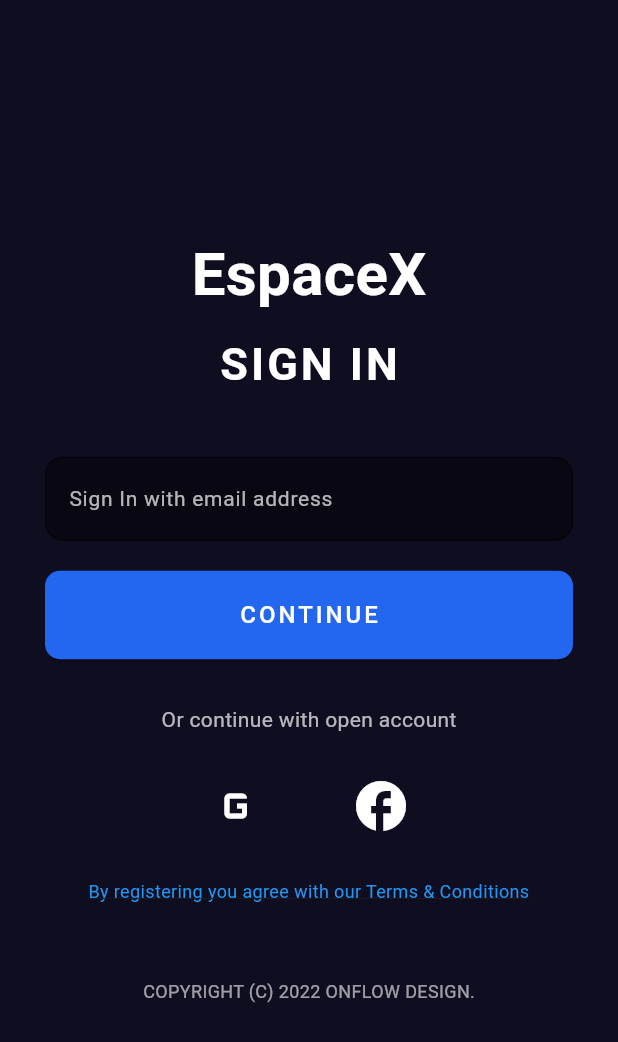
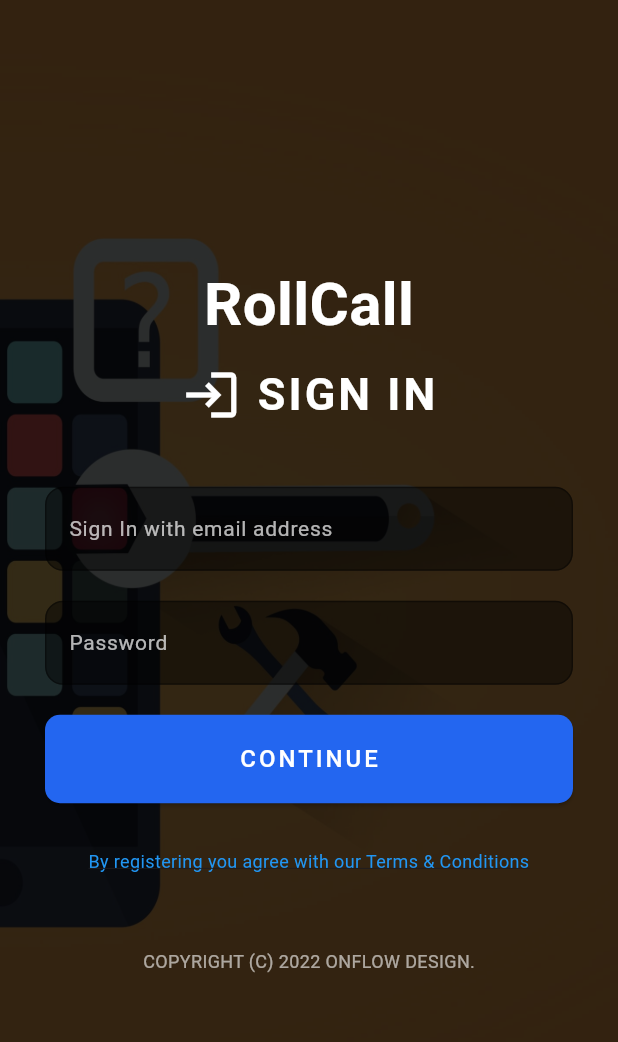
Before and after one commit to AYAN10M/RollCall, a Flutter app: the screen it shows after launch, on a phone screen of 412 x 824 dp. Shown: the top 1042 px of the screen. Run offline on Flutter 3.47's test engine with Material 3 defaults, Android fonts, the light colour scheme and no system bars; our stand-ins replace animated_notch_bottom_bar, table_calendar; missing offline and left inert: tab_container; Roboto replaces fonts that are missing (Arial).

Commit message:
Login Page Added

```diff
--- a/contains_the_ui_part_only/attendance_application/lib/pages/loginpage.dart
+++ b/contains_the_ui_part_only/attendance_application/lib/pages/loginpage.dart
@@ -12,9 +12,16 @@
   @override
   Widget build(BuildContext context) {
     return Scaffold(
-      backgroundColor:
-          const Color(0xFF0F0D20), // Background color similar to the image
-      body: Padding(
+      body: DecoratedBox(
+        decoration: BoxDecoration(
+          image: DecorationImage(
+            image: const AssetImage('assets/img/login_screen_wallpaper.jpg'),
+            colorFilter: ColorFilter.mode(
+                Colors.black.withOpacity(0.8), BlendMode.darken),
+            fit: BoxFit.fill,
+          ),
+        ),
+        child: Padding(
           padding: const EdgeInsets.symmetric(horizontal: 30),
           child: Center(
             child: Column(
@@ -22,7 +29,7 @@
               children: [
                 // Logo Section
                 const Text(
-                'EspaceX',
+                  'RollCall',
                   style: TextStyle(
                     color: Colors.white,
                     fontSize: 40,
@@ -32,7 +39,12 @@
                 ),
                 const SizedBox(height: 10),
                 // Sign in label
-              const Text(
+                const Row(
+                  mainAxisAlignment: MainAxisAlignment.center,
+                  children: [
+                    Icon(Icons.login, color: Colors.white, size: 40),
+                    SizedBox(width: 10),
+                    Text(
                       'SIGN IN',
                       style: TextStyle(
                         color: Colors.white,
@@ -41,12 +53,35 @@
                         letterSpacing: 2,
                       ),
                     ),
+                  ],
+                ),
                 const SizedBox(height: 40),
                 // Email TextFormField
                 TextFormField(
                   style: const TextStyle(color: Colors.white),
                   decoration: InputDecoration(
                     labelText: 'Sign In with email address',
+                    labelStyle: const TextStyle(
+                      color: Colors.white70,
+                      fontSize: 14,
+                    ),
+                    filled: true,
+                    fillColor: Colors.black45,
+                    focusedBorder: OutlineInputBorder(
+                      borderRadius: BorderRadius.circular(12),
+                      borderSide: const BorderSide(color: Colors.blue),
+                    ),
+                    enabledBorder: OutlineInputBorder(
+                      borderRadius: BorderRadius.circular(12),
+                      borderSide: const BorderSide(color: Colors.black38),
+                    ),
+                  ),
+                ),
+                const SizedBox(height: 20),
+                TextFormField(
+                  style: const TextStyle(color: Colors.white),
+                  decoration: InputDecoration(
+                    labelText: 'Password',
                     labelStyle: const TextStyle(
                       color: Colors.white70,
                       fontSize: 14,
@@ -95,41 +130,7 @@
                   ),
                 ),
                 const SizedBox(height: 30),
-              // Or continue with
-              const Text(
-                'Or continue with open account',
-                style: TextStyle(
-                  color: Colors.white70,
-                  fontSize: 14,
-                ),
-              ),
-              const SizedBox(height: 20),
-              // Social media login buttons
-              Row(
-                mainAxisAlignment: MainAxisAlignment.center,
-                children: [
-                  // Google Button
-                  IconButton(
-                    onPressed: () {
-                      // Google sign-in logic
-                    },
-                    icon: const Icon(Icons.g_mobiledata),
-                    color: Colors.white,
-                    iconSize: 40,
-                  ),
-                  const SizedBox(width: 40),
-                  // Facebook Button
-                  IconButton(
-                    onPressed: () {
-                      // Facebook sign-in logic
-                    },
-                    icon: const Icon(Icons.facebook),
-                    color: Colors.white,
-                    iconSize: 40,
-                  ),
-                ],
-              ),
-              const SizedBox(height: 20),
+
                 // Terms and conditions
                 const Text(
                   'By registering you agree with our Terms & Conditions',
@@ -153,6 +154,7 @@
             ),
           ),
         ),
+      ),
     );
   }
 }
```
Also changed, not shown: contains_the_ui_part_only/attendance_application/assets/img/login_screen_wallpaper.jpg (added). Lines whose indentation alone changed are shown as unchanged.
